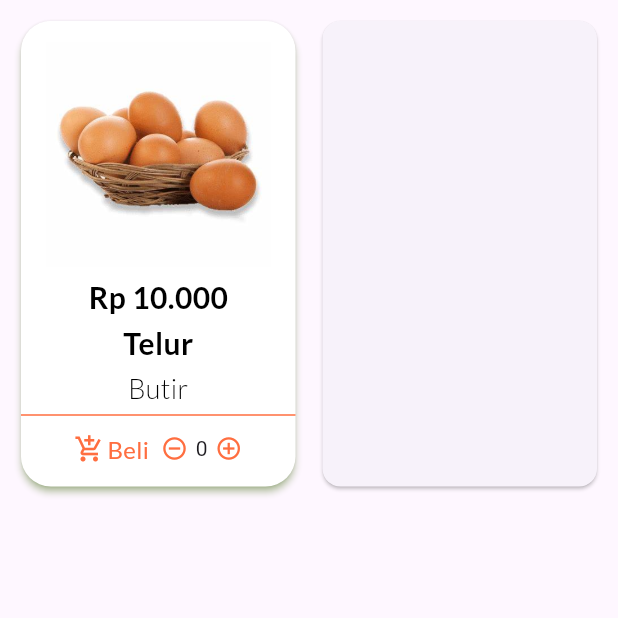
After one commit to Zammil00/flutter_toko_sembako_online, a Flutter app: the ListProduk screen opened directly, on a phone screen of 412 x 824 dp, the top half of it. The commit adds this screen. Run offline on Flutter 3.47's test engine with Material 3 defaults, Android fonts, the light colour scheme and no system bars; our stand-ins replace google_fonts.

Commit message:
Update List Produk View

```diff
--- /dev/null
+++ b/lib/pages/list_produk.dart
@@ -0,0 +1,147 @@
+import 'package:flutter/material.dart';
+import 'package:google_fonts/google_fonts.dart';
+import 'package:toko_sembako_online/models/data/data.dart';
+
+class ListProduk extends StatefulWidget {
+  const ListProduk({super.key});
+
+  @override
+  State<ListProduk> createState() => _ListProdukState();
+}
+
+class _ListProdukState extends State<ListProduk> {
+    final dataCard = Produk(
+    "Telur",
+    "10.000",
+    "Butir",
+    "assets/images/g2.jpg",
+    "Telur Hasil Peternakan Kampung Aceh",
+  );
+  @override
+  Widget build(BuildContext context) {
+    return Scaffold(
+      body: Container(
+        padding: EdgeInsets.all(10),
+        child: GridView.count(
+          mainAxisSpacing: 10,
+          crossAxisSpacing: 10,
+          crossAxisCount: 2,
+          childAspectRatio: 0.6,
+          children: [
+            Card(
+              elevation: 2,
+              shadowColor: Colors.lightGreen,
+              color: Colors.white,
+              shape: RoundedRectangleBorder(
+                borderRadius: BorderRadius.circular(20),
+              ),
+              child: Column(
+                mainAxisAlignment: MainAxisAlignment.center,
+                children: [
+                  Hero(
+                    tag: dataCard.gambar,
+                    child: SizedBox(
+                      width: 150,
+                      child: Image.asset(dataCard.gambar),
+                    ),
+                  ),
+                  SizedBox(
+                    height: 6,
+                  ),
+                  Text(
+                    "Rp " + dataCard.harga,
+                    style: GoogleFonts.lato(
+                      color: Colors.black,
+                      fontSize: 20,
+                      fontWeight: FontWeight.w600,
+                    ),
+                  ),
+                  SizedBox(
+                    height: 2,
+                  ),
+                  Text(
+                    dataCard.nama,
+                    style: GoogleFonts.lato(
+                      color: Colors.black,
+                      fontSize: 20,
+                      fontWeight: FontWeight.w600,
+                    ),
+                  ),
+                  SizedBox(
+                    height: 2,
+                  ),
+                  Text(
+                    dataCard.jumlah,
+                    style: GoogleFonts.lato(
+                      color: Colors.black,
+                      fontSize: 18,
+                      fontWeight: FontWeight.w300,
+                    ),
+                  ),
+                  SizedBox(
+                    height: 4,
+                  ),
+                  Divider(
+                    height: 2,
+                    color: Colors.deepOrangeAccent,
+                  ),
+                  SizedBox(
+                    height: 10,
+                  ),
+                  Row(
+                    mainAxisAlignment: MainAxisAlignment.center,
+                    children: <Widget>[
+                      Row(
+                        children: [
+                          Icon(
+                            Icons.add_shopping_cart,
+                            size: 20,
+                            color: Colors.deepOrangeAccent,
+                          ),
+                          SizedBox(
+                            width: 2,
+                          ),
+                          Text(
+                            "Beli",
+                            style: GoogleFonts.lato(
+                              color: Colors.deepOrangeAccent,
+                              fontSize: 16,
+                            ),
+                          ),
+                          SizedBox(
+                            width: 8,
+                          ),
+                          Row(
+                            children: [
+                              Icon(
+                                Icons.remove_circle_outline,
+                                size: 18,
+                                color: Colors.deepOrangeAccent,
+                              ),
+                              Padding(
+                                padding: EdgeInsets.symmetric(
+                                  horizontal: 5,
+                                ),
+                                child: Text("0"),
+                              ),
+                              Icon(
+                                Icons.add_circle_outline,
+                                size: 18,
+                                color: Colors.deepOrangeAccent,
+                              )
+                            ],
+                          )
+                        ],
+                      )
+                    ],
+                  )
+                ],
+              ),
+            ),
+            Card(),
+          ],
+        ),
+      ),
+    );
+  }
+}
```
Also changed, not shown: lib/main.dart (+2 -123 lines), lib/models/data/data.dart (+52 -0 lines).
